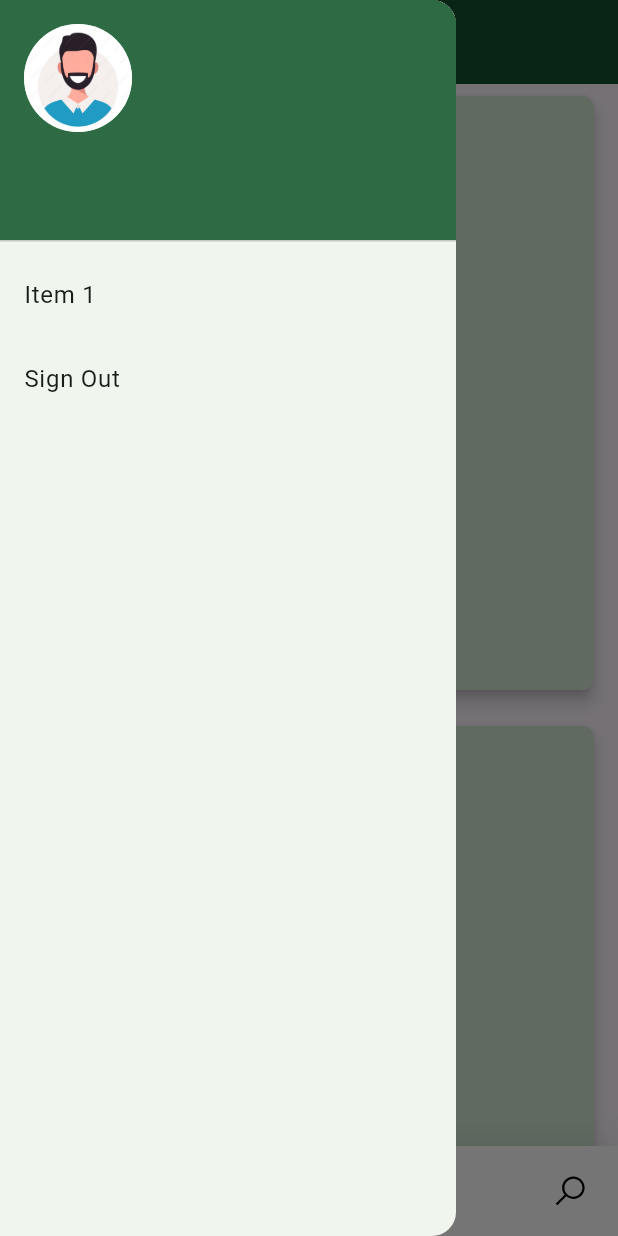
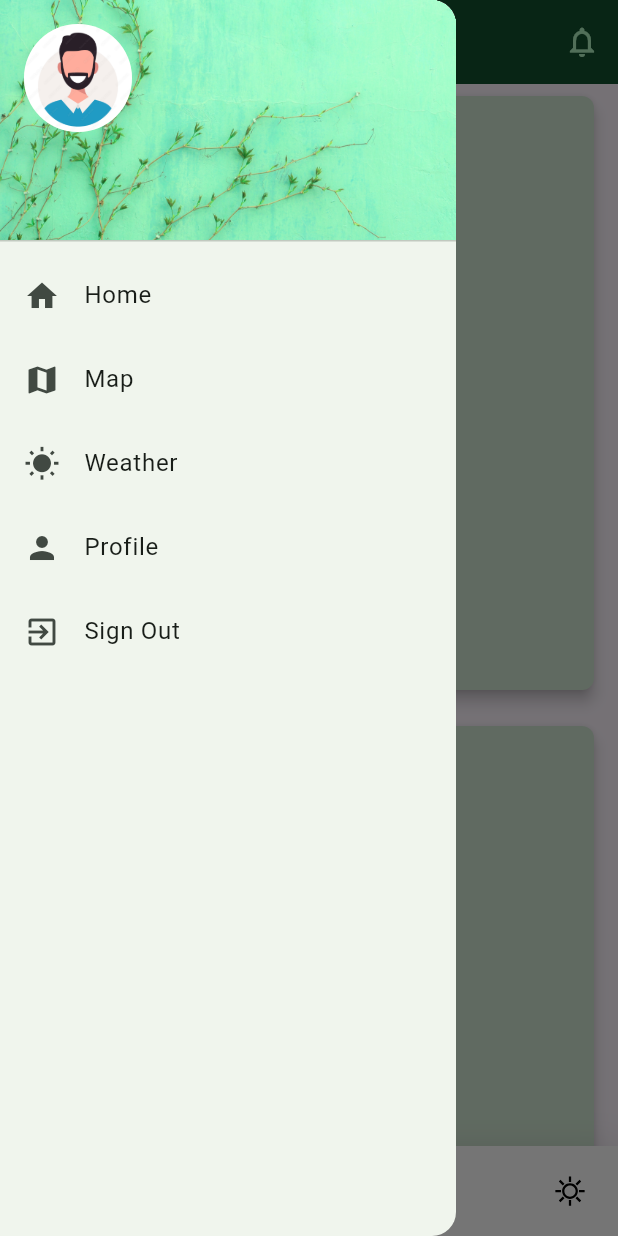
Before and after one commit to yasser942/PDS, a Flutter app: the screen it shows once a user with an empty profile is signed in, with the side drawer open, on a phone screen of 412 x 824 dp. Run offline on Flutter 3.47's test engine with Material 3 defaults, Android fonts, the phone set to English and light mode, and no system bars; drawn by our look-alikes of google_nav_bar; our stand-ins replace cached_network_image, firebase_auth, firebase_core, flutter_onboarding_slider, geolocator, google_maps_flutter and 1 more; accounts and stored records are empty.

Commit message:
Weather API added and some UI design has been changed

```diff
--- a/lib/screens/drawer.dart
+++ b/lib/screens/drawer.dart
@@ -1,5 +1,8 @@
 import 'package:firebase_auth/firebase_auth.dart';
 import 'package:flutter/material.dart';
+import 'package:pds/screens/MapPage.dart';
+import 'package:pds/screens/grid_view.dart';
+import 'package:pds/screens/weather.dart';
 import 'package:pds/user-auth/firebase-auth-services.dart';
 
 import '../widgets/loading-indicator.dart';
@@ -28,20 +31,53 @@
         padding: EdgeInsets.zero,
         children: <Widget>[
           UserAccountsDrawerHeader(
-            currentAccountPicture: CircleAvatar(
+            decoration: const BoxDecoration(
+              image: DecorationImage(
+                image: AssetImage("assets/runze-shi-1kIyfRdLMxI-unsplash.jpg"),
+                fit: BoxFit.cover,
+              ),
+            ),
+            currentAccountPicture: const CircleAvatar(
               backgroundImage:AssetImage("assets/avatar.jpg") , // Load from user's photoURL or provide a placeholder
             ),
             accountName: Text(name),
             accountEmail: Text(email),
           ),
           ListTile(
-            title: const Text('Item 1'),
+            leading: const Icon(Icons.home,),
+            title: const Text('Home'),
             onTap: () {
-              // Add your action when Item 1 is tapped
-              Navigator.pop(context);
+              Navigator.pop(context); // Close the drawer
+              //Navigator.push(context, MaterialPageRoute(builder: (context) =>  MyGridView()));
             },
           ),
           ListTile(
+            leading: const Icon(Icons.map),
+            title: const Text('Map'),
+            onTap: () {
+              Navigator.pop(context); // Close the drawer
+              //Navigator.push(context, MaterialPageRoute(builder: (context) =>  MapPage()));
+
+            },
+          ),
+          ListTile(
+            leading: const Icon(Icons.wb_sunny),
+            title: const Text('Weather'),
+            onTap: () {
+              Navigator.pop(context); // Close the drawer
+             // Navigator.push(context, MaterialPageRoute(builder: (context) =>  WeatherPage()));
+            },
+          ),
+          ListTile(
+            leading: const Icon(Icons.person),
+            title: const Text('Profile'),
+            onTap: () {
+              Navigator.pop(context); // Close the drawer
+              //Navigator.push(context, MaterialPageRoute(builder: (context) =>  MyGridView()));
+            },
+          ),
+          ListTile(
+            leading: const Icon(Icons.exit_to_app),
             title: const Text('Sign Out'),
             onTap: () async {
               loadingIndicator(context);
--- a/lib/screens/grid_item.dart
+++ b/lib/screens/grid_item.dart
@@ -20,7 +20,7 @@
           padding: const EdgeInsets.all(16.0),
           child: Center(
             child: Text(
-              'Item $itemNumber',
+              'Location $itemNumber',
               style: Theme.of(context).textTheme.headline6,
             ),
           ),
--- a/lib/screens/grid_view.dart
+++ b/lib/screens/grid_view.dart
@@ -10,7 +10,7 @@
         crossAxisSpacing: 8.0,
         mainAxisSpacing: 8.0,
       ),
-      itemCount: 10,
+      itemCount: 3,
       itemBuilder: (BuildContext context, int index) {
         return GridItem(index + 1);
       },
--- a/lib/screens/home.dart
+++ b/lib/screens/home.dart
@@ -4,7 +4,7 @@
 import 'package:pds/screens/MapPage.dart';
 import 'package:pds/screens/drawer.dart';
 import 'grid_view.dart';
-import 'second_page.dart';
+import 'weather.dart';
 
 class HomeScreen extends StatefulWidget {
   const HomeScreen({super.key});
@@ -15,19 +15,29 @@
 
 class _HomeScreenState extends State<HomeScreen> {
   int _selectedIndex = 0;
-  final List<Widget> _screens = [
-    MyGridView(),
-    MapPage(),
-    const MySecondPage(),
-  ]; // Store screens for easier reference
+  final Map<Widget,String> _screens = {
+    MyGridView():'Home',
+    MapPage():'Map',
+     WeatherPage():'Weather',
+  }; // Store screens for easier reference
 
   @override
   Widget build(BuildContext context) {
     return Scaffold(
       appBar: AppBar(
-        title: const Text('Awesome GridView'),
+        actions: [
+          IconButton(
+            icon: const Icon(Icons.notifications_none_outlined),
+            onPressed: () {
+              // Add your onPressed action here
+            },
+          ),
+        ],
+
+        title: Text(_screens.values.toList()[_selectedIndex]),
+
       ),
-      body: _screens[_selectedIndex],
+      body: _screens.keys.toList()[_selectedIndex],
       drawer:  MyDrawer(),
       bottomNavigationBar: Container(
         height: 60,
@@ -60,8 +70,8 @@
               text: 'map',
             ),
             GButton(
-              icon: LineIcons.search,
-              text: 'Search',
+              icon: LineIcons.sun,
+              text: 'Weather',
             ),
           ],
           selectedIndex: _selectedIndex,
--- a/pubspec.yaml
+++ b/pubspec.yaml
@@ -41,6 +41,11 @@
   line_icons: ^2.0.3
   firebase_core: ^2.24.2
   firebase_auth: ^4.16.0
+  http: ^1.1.0
+  geolocator: ^11.0.0
+  cached_network_image: ^3.3.1
+  intl: ^0.19.0
+
 
 dev_dependencies:
   flutter_test:
```
Also changed, not shown: assets/API.json (added, +43 -0 lines), lib/screens/second_page.dart (deleted, +0 -12 lines), lib/screens/weather.dart (added, +252 -0 lines), assets/allec-gomes-jvMcNnh20Ow-unsplash.jpg (added), assets/runze-shi-1kIyfRdLMxI-unsplash.jpg (added), pubspec.lock, 2 other files.
